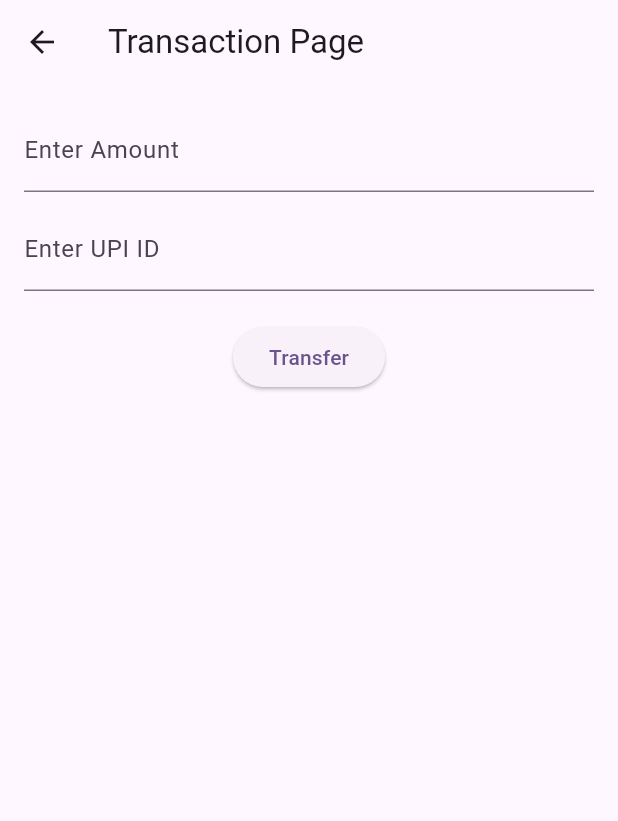
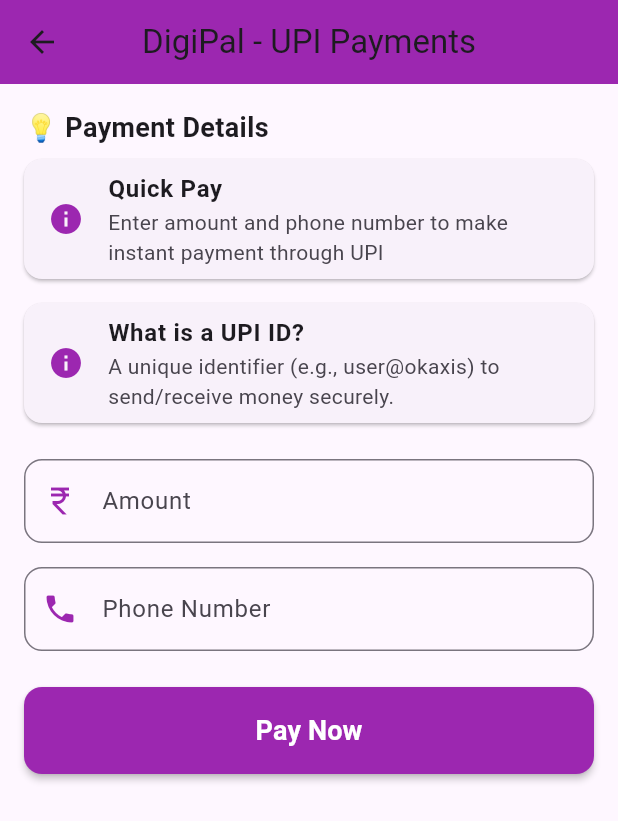
Before and after one commit to hahaanisha/digipal, a Flutter app: the TransactionPage screen opened directly, on a phone screen of 412 x 824 dp. Shown: the top 821 px of the screen. Run offline on Flutter 3.47's test engine with Material 3 defaults, Android fonts, the phone set to English and light mode, and no system bars; our stand-ins replace firebase_auth, firebase_core, firebase_database, flutter_gemini, flutter_tts, speech_to_text and 2 more; missing offline and left inert: android_intent_plus, easy_upi_payment, mailer, webview_flutter_android, webview_flutter_wkwebview; accounts and stored records are empty.

Commit message:
hard page

```diff
--- a/lib/screens/Hard/PaymentsPage.dart
+++ b/lib/screens/Hard/PaymentsPage.dart
@@ -8,66 +8,211 @@ class TransactionPage extends StatefulWidget {
 
 class _TransactionPageState extends State<TransactionPage> {
   final TextEditingController _amountController = TextEditingController();
-  final TextEditingController _upiIdController = TextEditingController();
+  final TextEditingController _phoneController = TextEditingController();
+  bool _isProcessing = false;
+
+  // Constants for UPI payment
+  static const String PAYEE_VPA = 'anis191004@okaxis';
+  static const String PAYEE_NAME = 'Anisha';
+
+  bool _validateInputs() {
+    String amount = _amountController.text.trim();
+    String phone = _phoneController.text.trim();
+
+    // Validate amount
+    if (amount.isEmpty) {
+      _showSnackbar("⚠️ Please enter an amount");
+      return false;
+    }
+
+    try {
+      double amountValue = double.parse(amount);
+      if (amountValue <= 0) {
+        _showSnackbar("⚠️ Amount must be greater than 0");
+        return false;
+      }
+    } catch (e) {
+      _showSnackbar("⚠️ Please enter a valid amount");
+      return false;
+    }
+
+    // Validate phone number
+    if (phone.isEmpty) {
+      _showSnackbar("⚠️ Please enter a phone number");
+      return false;
+    }
+
+    if (!RegExp(r'^\d{10}$').hasMatch(phone)) {
+      _showSnackbar("⚠️ Please enter a valid 10-digit phone number");
+      return false;
+    }
+
+    return true;
+  }
 
   Future<void> _transferMoney() async {
-    final amount = _amountController.text.trim();
-    final upiId = _upiIdController.text.trim();
-
-    if (amount.isEmpty || upiId.isEmpty) {
-      ScaffoldMessenger.of(context).showSnackBar(
-        SnackBar(content: Text("Please enter all details")),
-      );
+    if (!_validateInputs()) {
       return;
     }
+
+    setState(() => _isProcessing = true);
 
     try {
       final response = await EasyUpiPaymentPlatform.instance.startPayment(
         EasyUpiPaymentModel(
-          payeeVpa: 'anis191004@okaxis', // Assuming the phone number can act as VPA
-          payeeName: 'Anisha',
-          amount: double.parse(amount),
-          description: 'Payment Transfered to $upiId',
+          payeeVpa: PAYEE_VPA,
+          payeeName: PAYEE_NAME,
+          amount: double.parse(_amountController.text.trim()),
+          description: 'Payment to ${_phoneController.text.trim()}',
         ),
       );
 
+      if (response.toString().toLowerCase().contains('success')) {
+        _showSnackbar("✅ Transaction Successful!");
+        // Clear input fields after successful transaction
+        _amountController.clear();
+        _phoneController.clear();
+      } else {
+        _showSnackbar("❌ Transaction Failed: ${response.toString()}");
+      }
+    } on EasyUpiPaymentException catch (e) {
+      _showSnackbar("❌ Transaction Failed: ${e.toString()}");
+    } catch (e) {
+      _showSnackbar("❌ An unexpected error occurred");
+    } finally {
+      setState(() => _isProcessing = false);
+    }
+  }
+
+  void _showSnackbar(String message) {
     ScaffoldMessenger.of(context).showSnackBar(
-        SnackBar(content: Text("Transaction Status: ${response}")),
-      );
-    } on EasyUpiPaymentException catch (e) {
-      ScaffoldMessenger.of(context).showSnackBar(
-        SnackBar(content: Text("Transaction Failed: $e")),
+      SnackBar(
+        content: Text(message),
+        behavior: SnackBarBehavior.floating,
+        duration: Duration(seconds: 3),
+        action: message.contains("Failed") || message.contains("⚠️")
+            ? SnackBarAction(
+          label: 'OK',
+          onPressed: () {
+            ScaffoldMessenger.of(context).hideCurrentSnackBar();
+          },
+        )
+            : null,
+      ),
     );
   }
+
+  Widget _buildInfoCard(String title, String description) {
+    return Card(
+      margin: EdgeInsets.symmetric(vertical: 8),
+      child: ListTile(
+        leading: Icon(Icons.info, color: Colors.purple),
+        title: Text(title, style: TextStyle(fontWeight: FontWeight.bold)),
+        subtitle: Text(description),
+      ),
+    );
   }
 
   @override
   Widget build(BuildContext context) {
     return Scaffold(
-      appBar: AppBar(title: Text("Transaction Page")),
-      body: Padding(
+      appBar: AppBar(
+        title: Text("DigiPal - UPI Payments"),
+        backgroundColor: Colors.purple,
+        centerTitle: true,
+      ),
+      body: SingleChildScrollView(
+        child: Padding(
           padding: EdgeInsets.all(16.0),
           child: Column(
+            crossAxisAlignment: CrossAxisAlignment.start,
             children: [
+              Text("💡 Payment Details",
+                  style: TextStyle(fontSize: 18, fontWeight: FontWeight.bold)),
+              _buildInfoCard(
+                  "Quick Pay",
+                  "Enter amount and phone number to make instant payment through UPI"
+              ),
+              _buildInfoCard("What is a UPI ID?", "A unique identifier (e.g., user@okaxis) to send/receive money securely."),
+              SizedBox(height: 16),
               TextField(
                 controller: _amountController,
-              keyboardType: TextInputType.number,
-              decoration: InputDecoration(labelText: "Enter Amount"),
+                keyboardType: TextInputType.numberWithOptions(decimal: true),
+                decoration: InputDecoration(
+                  labelText: "Amount",
+                  hintText: "Enter amount to pay",
+                  prefixIcon: Icon(Icons.currency_rupee, color: Colors.purple),
+                  border: OutlineInputBorder(
+                    borderRadius: BorderRadius.circular(12),
                   ),
-            SizedBox(height: 10),
+                  focusedBorder: OutlineInputBorder(
+                    borderRadius: BorderRadius.circular(12),
+                    borderSide: BorderSide(color: Colors.purple, width: 2),
+                  ),
+                ),
+              ),
+              SizedBox(height: 16),
               TextField(
-              controller: _upiIdController,
-              keyboardType: TextInputType.emailAddress,
-              decoration: InputDecoration(labelText: "Enter UPI ID"),
+                controller: _phoneController,
+                keyboardType: TextInputType.phone,
+                maxLength: 10,
+                decoration: InputDecoration(
+                  labelText: "Phone Number",
+                  hintText: "Enter 10-digit phone number",
+                  prefixIcon: Icon(Icons.phone, color: Colors.purple),
+                  border: OutlineInputBorder(
+                    borderRadius: BorderRadius.circular(12),
                   ),
-            SizedBox(height: 20),
-            ElevatedButton(
-              onPressed: _transferMoney,
-              child: Text("Transfer"),
+                  focusedBorder: OutlineInputBorder(
+                    borderRadius: BorderRadius.circular(12),
+                    borderSide: BorderSide(color: Colors.purple, width: 2),
+                  ),
+                  counterText: "", // Hides the character counter
+                ),
+              ),
+              SizedBox(height: 24),
+              SizedBox(
+                width: double.infinity,
+                child: ElevatedButton(
+                  onPressed: _isProcessing ? null : _transferMoney,
+                  style: ElevatedButton.styleFrom(
+                    padding: EdgeInsets.symmetric(vertical: 16),
+                    backgroundColor: Colors.purple,
+                    shape: RoundedRectangleBorder(
+                        borderRadius: BorderRadius.circular(12)
+                    ),
+                    elevation: 2,
+                  ),
+                  child: _isProcessing
+                      ? SizedBox(
+                    height: 20,
+                    width: 20,
+                    child: CircularProgressIndicator(
+                      color: Colors.white,
+                      strokeWidth: 2,
+                    ),
+                  )
+                      : Text(
+                    "Pay Now",
+                    style: TextStyle(
+                      fontSize: 18,
+                      fontWeight: FontWeight.bold,
+                      color: Colors.white,
+                    ),
+                  ),
+                ),
               ),
             ],
           ),
         ),
+      ),
     );
   }
+
+  @override
+  void dispose() {
+    _amountController.dispose();
+    _phoneController.dispose();
+    super.dispose();
   }
+}
--- a/pubspec.yaml
+++ b/pubspec.yaml
@@ -97,6 +97,10 @@ flutter:
     - assets/Wifistep4.png
     - assets/Wifistep5.png
     - assets/VESHACKIT.gif
+    - assets/email.png
+    - assets/safeBrowsing.png
+    - assets/form.png
+    - assets/payment.png
 
   # An image asset can refer to one or more resolution-specific "variants", see
   # https://flutter.dev/assets-and-images/#resolution-aware
```
Also changed, not shown: lib/screens/Hard/HardHome.dart (+3 -11 lines), lib/screens/Medium/mediumHome.dart (+10 -3 lines), lib/screens/Medium/safeBrowsing.dart (added, +141 -0 lines), assets/Form.png (added), assets/email.png (added), assets/payment.png (added), assets/safeBrowsing.png (added). Lines whose indentation alone changed are shown as unchanged.
